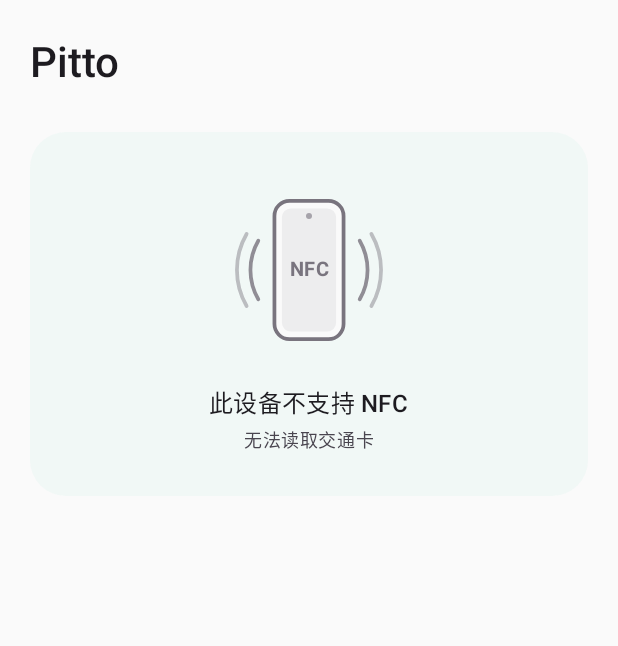
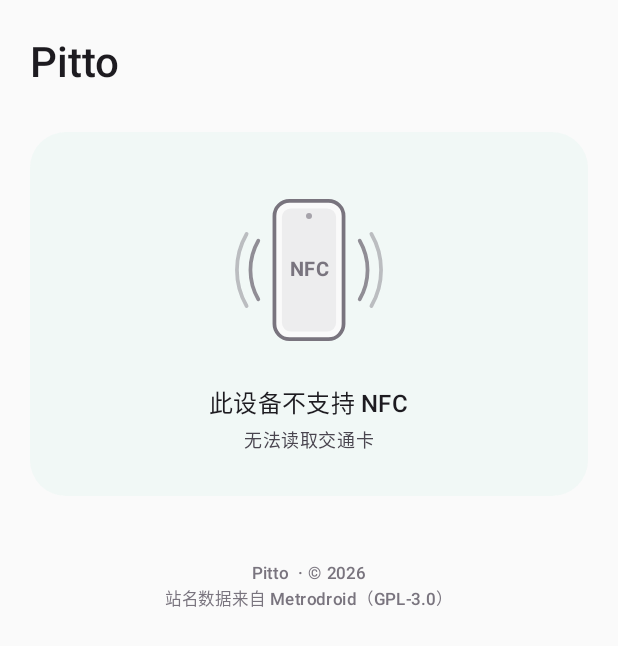
Before and after one commit to SodiumNya/pitto, an Android app built with Jetpack Compose: the screen it shows after launch (MainActivity), on a phone screen of 412 x 824 dp. Shown: the top 646 px of the screen. Run offline under Robolectric (Android 15) with nearby library versions, the phone set to English and light mode, and no system bars; network calls fail.

Commit message:
Release 1.0.0: release signing, about footer, clearer hint
- Release builds are signed with a private key whose properties file is
  referenced from local.properties (pitto.signing); falls back to the
  debug key when it is missing. Keys and passwords stay out of git.
- versionName 1.0.0.
- Home footer shows version, copyright and the GPL-3.0 station data
  attribution.
- Hint says to tap to add a card, or to add or update once cards exist.

Co-Authored-By: Claude Opus 5.5 <noreply@anthropic.com>

```diff
--- a/app/src/main/java/app/jpcard/reader/ui/HomeScreen.kt
+++ b/app/src/main/java/app/jpcard/reader/ui/HomeScreen.kt
@@ -18,6 +18,8 @@ import androidx.compose.material3.Scaffold
 import androidx.compose.material3.Surface
 import androidx.compose.material3.Text
 import androidx.compose.runtime.Composable
+import androidx.compose.runtime.remember
+import androidx.compose.ui.platform.LocalContext
 import androidx.compose.ui.Alignment
 import androidx.compose.ui.Modifier
 import androidx.compose.ui.text.font.FontWeight
@@ -65,6 +67,7 @@ fun HomeScreen(state: AppState, actions: AppActions) {
                         SavedCardRow(card, state.faceVersion, Modifier.animateItem()) { actions.openCard(card.idm) }
                     }
                 }
+                item { AboutFooter() }
             }
         }
     }
@@ -89,7 +92,8 @@ private fun HintCard(state: AppState, actions: AppActions) {
                     state.nfcStatus == NfcStatus.UNSUPPORTED -> "此设备不支持 NFC"
                     !enabled -> "NFC 已关闭"
                     state.reading -> "正在读取，请勿移开卡片"
-                    else -> "将交通卡贴近手机背面"
+                    state.cards.isEmpty() -> "将交通卡贴近手机背面以添加卡片"
+                    else -> "将交通卡贴近手机背面以添加或更新"
                 },
                 style = MaterialTheme.typography.titleMedium,
             )
@@ -158,3 +162,27 @@ private fun SavedCardRow(card: SavedCard, faceVersion: Int, modifier: Modifier,
         }
     }
 }
+
+/** 主页底部：版本、版权与数据来源（站名数据为 GPL-3.0，需要注明出处）。 */
+@Composable
+private fun AboutFooter() {
+    val context = LocalContext.current
+    val version = remember {
+        runCatching { context.packageManager.getPackageInfo(context.packageName, 0).versionName }.getOrNull() ?: ""
+    }
+    Column(
+        Modifier.fillMaxWidth().padding(top = 32.dp, bottom = 8.dp),
+        horizontalAlignment = Alignment.CenterHorizontally,
+    ) {
+        Text(
+            "Pitto $version · © 2026",
+            style = MaterialTheme.typography.labelSmall,
+            color = MaterialTheme.colorScheme.outline,
+        )
+        Text(
+            "站名数据来自 Metrodroid（GPL-3.0）",
+            style = MaterialTheme.typography.labelSmall,
+            color = MaterialTheme.colorScheme.outline,
+        )
+    }
+}
```
Also changed, not shown: app/build.gradle.kts (+28 -3 lines).
